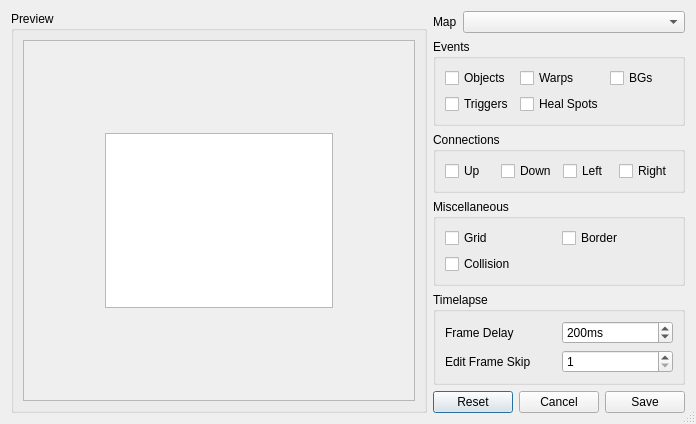
huderlem/porymap, file forms/mapimageexporter.ui: the form before one commit.
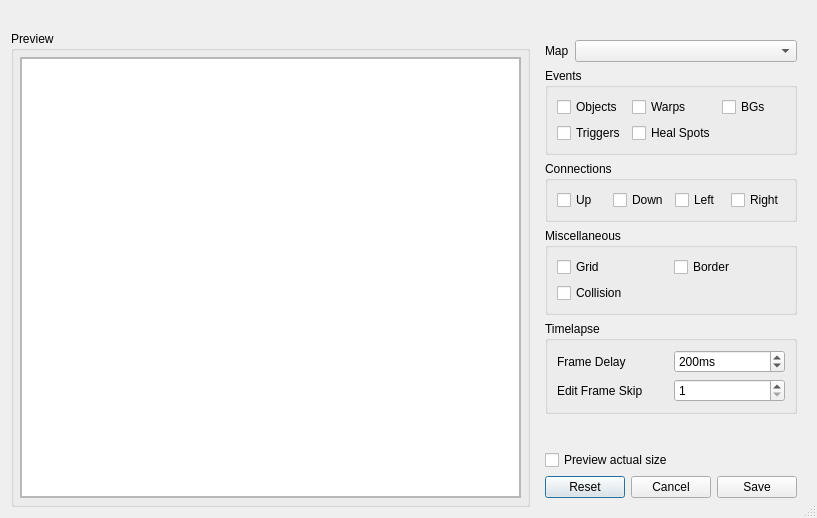
The form after the commit. Custom widgets are drawn as their Qt base class.

Commit message: Add actual preview to Export Map Stitch Image

Diff of the .ui file:
```diff
--- a/forms/mapimageexporter.ui
+++ b/forms/mapimageexporter.ui
@@ -6,8 +6,8 @@
    <rect>
     <x>0</x>
     <y>0</y>
-    <width>696</width>
-    <height>396</height>
+    <width>817</width>
+    <height>518</height>
    </rect>
   </property>
   <property name="windowTitle">
@@ -16,110 +16,15 @@
   <property name="sizeGripEnabled">
    <bool>true</bool>
   </property>
-  <layout class="QHBoxLayout" name="horizontalLayout">
-   <item>
-    <widget class="QGroupBox" name="groupBox">
-     <property name="title">
-      <string>Preview</string>
-     </property>
-     <layout class="QGridLayout" name="gridLayout_6">
-      <item row="0" column="0">
-       <widget class="QScrollArea" name="scrollArea">
-        <property name="widgetResizable">
-         <bool>true</bool>
-        </property>
-        <widget class="QWidget" name="scrollAreaWidgetContents">
-         <property name="geometry">
-          <rect>
-           <x>0</x>
-           <y>0</y>
-           <width>403</width>
-           <height>343</height>
-          </rect>
-         </property>
-         <layout class="QGridLayout" name="gridLayout">
-          <item row="3" column="4">
-           <widget class="QGraphicsView" name="graphicsView_Preview">
+  <layout class="QGridLayout" name="gridLayout_4" columnstretch="2,1">
+   <item row="1" column="1">
+    <widget class="QFrame" name="frame_Options">
             <property name="sizePolicy">
-             <sizepolicy hsizetype="Expanding" vsizetype="Expanding">
+      <sizepolicy hsizetype="Maximum" vsizetype="Preferred">
               <horstretch>0</horstretch>
               <verstretch>0</verstretch>
              </sizepolicy>
             </property>
-            <property name="mouseTracking">
-             <bool>false</bool>
-            </property>
-            <property name="autoFillBackground">
-             <bool>false</bool>
-            </property>
-            <property name="sizeAdjustPolicy">
-             <enum>QAbstractScrollArea::AdjustIgnored</enum>
-            </property>
-            <property name="dragMode">
-             <enum>QGraphicsView::NoDrag</enum>
-            </property>
-           </widget>
-          </item>
-          <item row="4" column="4">
-           <spacer name="verticalSpacer_South">
-            <property name="orientation">
-             <enum>Qt::Vertical</enum>
-            </property>
-            <property name="sizeHint" stdset="0">
-             <size>
-              <width>10</width>
-              <height>100</height>
-             </size>
-            </property>
-           </spacer>
-          </item>
-          <item row="0" column="4">
-           <spacer name="verticalSpacer_North">
-            <property name="orientation">
-             <enum>Qt::Vertical</enum>
-            </property>
-            <property name="sizeHint" stdset="0">
-             <size>
-              <width>10</width>
-              <height>100</height>
-             </size>
-            </property>
-           </spacer>
-          </item>
-          <item row="3" column="5">
-           <spacer name="horizontalSpacer_West">
-            <property name="orientation">
-             <enum>Qt::Horizontal</enum>
-            </property>
-            <property name="sizeHint" stdset="0">
-             <size>
-              <width>100</width>
-              <height>10</height>
-             </size>
-            </property>
-           </spacer>
-          </item>
-          <item row="3" column="0">
-           <spacer name="horizontalSpacer_East">
-            <property name="orientation">
-             <enum>Qt::Horizontal</enum>
-            </property>
-            <property name="sizeHint" stdset="0">
-             <size>
-              <width>100</width>
-              <height>10</height>
-             </size>
-            </property>
-           </spacer>
-          </item>
-         </layout>
-        </widget>
-       </widget>
-      </item>
-     </layout>
-    </widget>
-   </item>
-   <item>
     <layout class="QVBoxLayout" name="verticalLayout_Options">
      <item>
       <layout class="QFormLayout" name="formLayout">
@@ -330,6 +235,13 @@
        </property>
       </spacer>
      </item>
+      <item>
+       <widget class="QCheckBox" name="checkBox_ActualSize">
+        <property name="text">
+         <string>Preview actual size</string>
+        </property>
+       </widget>
+      </item>
      <item>
       <layout class="QHBoxLayout" name="horizontalLayout_2">
        <item>
@@ -369,6 +281,100 @@
       </layout>
      </item>
     </layout>
+    </widget>
+   </item>
+   <item row="1" column="0">
+    <widget class="QGroupBox" name="groupBox_Preview">
+     <property name="sizePolicy">
+      <sizepolicy hsizetype="MinimumExpanding" vsizetype="Preferred">
+       <horstretch>0</horstretch>
+       <verstretch>0</verstretch>
+      </sizepolicy>
+     </property>
+     <property name="title">
+      <string>Preview</string>
+     </property>
+     <layout class="QGridLayout" name="gridLayout_6">
+      <property name="leftMargin">
+       <number>6</number>
+      </property>
+      <property name="topMargin">
+       <number>6</number>
+      </property>
+      <property name="rightMargin">
+       <number>6</number>
+      </property>
+      <property name="bottomMargin">
+       <number>6</number>
+      </property>
+      <item row="0" column="0">
+       <widget class="QScrollArea" name="scrollArea_Preview">
+        <property name="widgetResizable">
+         <bool>true</bool>
+        </property>
+        <widget class="QWidget" name="scrollAreaWidgetContents">
+         <property name="geometry">
+          <rect>
+           <x>0</x>
+           <y>0</y>
+           <width>500</width>
+           <height>439</height>
+          </rect>
+         </property>
+         <layout class="QGridLayout" name="gridLayout">
+          <property name="leftMargin">
+           <number>0</number>
+          </property>
+          <property name="topMargin">
+           <number>0</number>
+          </property>
+          <property name="rightMargin">
+           <number>0</number>
+          </property>
+          <property name="bottomMargin">
+           <number>0</number>
+          </property>
+          <item row="2" column="3">
+           <widget class="QGraphicsView" name="graphicsView_Preview">
+            <property name="sizePolicy">
+             <sizepolicy hsizetype="Expanding" vsizetype="Expanding">
+              <horstretch>0</horstretch>
+              <verstretch>0</verstretch>
+             </sizepolicy>
+            </property>
+            <property name="mouseTracking">
+             <bool>false</bool>
+            </property>
+            <property name="autoFillBackground">
+             <bool>false</bool>
+            </property>
+            <property name="sizeAdjustPolicy">
+             <enum>QAbstractScrollArea::SizeAdjustPolicy::AdjustIgnored</enum>
+            </property>
+            <property name="dragMode">
+             <enum>QGraphicsView::DragMode::NoDrag</enum>
+            </property>
+           </widget>
+          </item>
+         </layout>
+        </widget>
+       </widget>
+      </item>
+     </layout>
+    </widget>
+   </item>
+   <item row="0" column="0" colspan="2">
+    <widget class="QLabel" name="label_Description">
+     <property name="text">
+      <string/>
+     </property>
+     <property name="alignment">
+      <set>Qt::AlignmentFlag::AlignCenter</set>
+     </property>
+     <property name="wordWrap">
+      <bool>true</bool>
+     </property>
+    </widget>
    </item>
   </layout>
  </widget>
```
Left out of the diff: 6 changed lines with no effect on the pictures. Lines whose indentation alone changed are shown as unchanged. The commit also changes 2 other files.
